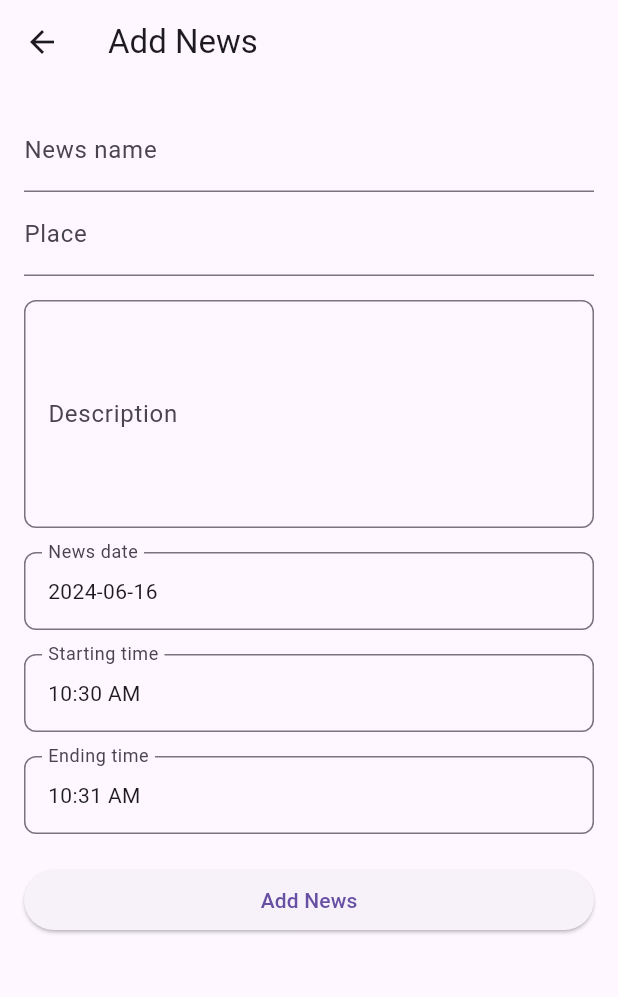
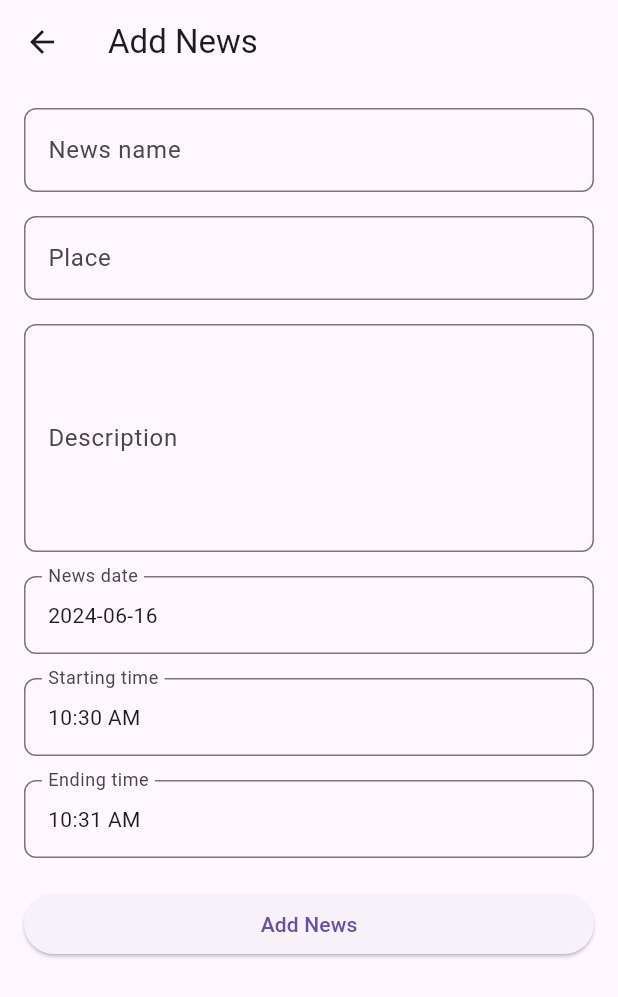
Before and after one commit to karomnii/Lezaczek, a Flutter app: the NewsForm screen opened directly with empty values, on a phone screen of 412 x 824 dp. Shown: the top 997 px of the screen. Run offline on Flutter 3.47's test engine with Material 3 defaults, Android fonts, the phone set to English and light mode, and no system bars; our stand-ins replace flutter_secure_storage; accounts and stored records are empty.

Commit message:
added textfields border

```diff
--- a/frontend/lib/pages/news/news_form.dart
+++ b/frontend/lib/pages/news/news_form.dart
@@ -80,7 +80,10 @@ class _NewsFormState extends State<NewsForm> {
               TextFormField(
                 initialValue: name,
                 decoration: InputDecoration(
-                  labelText: 'News name'
+                  labelText: 'News name',
+                  border: OutlineInputBorder(
+                    borderRadius: BorderRadius.circular(8.0),
+                  ),
                 ),
                 validator: (enteredValue){
                   if(enteredValue == null || enteredValue.isEmpty){
@@ -92,10 +95,16 @@ class _NewsFormState extends State<NewsForm> {
                   name = enteredValue!;
                 },
               ),
+              SizedBox(
+                height: 16,
+              ),
               TextFormField(
                 initialValue: place,
                 decoration: InputDecoration(
-                    labelText: 'Place'
+                    labelText: 'Place',
+                    border: OutlineInputBorder(
+                borderRadius: BorderRadius.circular(8.0),
+              ),
                 ),
                 validator: (enteredValue){
                   if(enteredValue == null || enteredValue.isEmpty){
```
